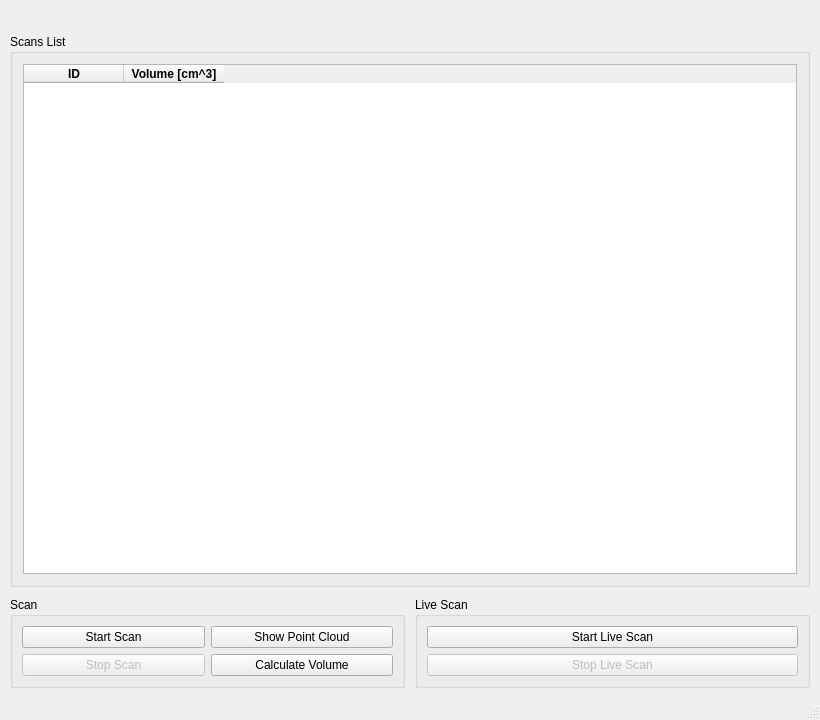
Qt form QT/MainWindow.ui (AdrianWillianFrasson/DAS5104_Projeto_LiDAR) before a commit.
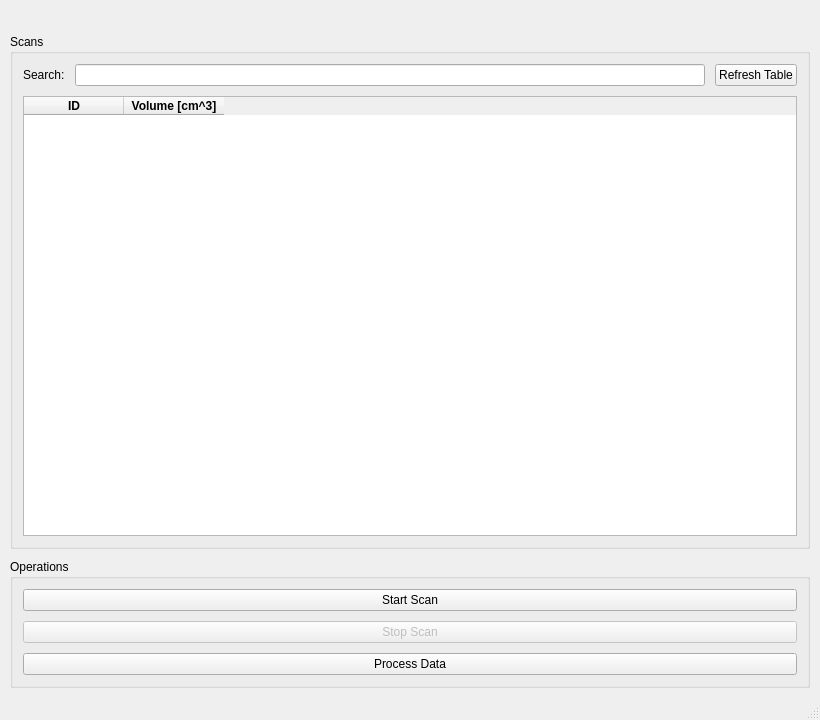
The same form after that commit. Icons and pictures are not drawn.

The edit to the form file:
```diff
--- a/QT/MainWindow.ui
+++ b/QT/MainWindow.ui
@@ -65,7 +65,7 @@
        </sizepolicy>
       </property>
       <property name="title">
-       <string>Scans List</string>
+       <string>Scans</string>
       </property>
       <layout class="QVBoxLayout" name="verticalLayout_2">
        <property name="spacing">
@@ -83,6 +83,30 @@
        <property name="bottomMargin">
         <number>10</number>
        </property>
+       <item>
+        <layout class="QHBoxLayout" name="horizontalLayout">
+         <property name="spacing">
+          <number>10</number>
+         </property>
+         <item>
+          <widget class="QLabel" name="lbl_search">
+           <property name="text">
+            <string>Search:</string>
+           </property>
+          </widget>
+         </item>
+         <item>
+          <widget class="QLineEdit" name="lne_search"/>
+         </item>
+         <item>
+          <widget class="QPushButton" name="btp_refreshTable">
+           <property name="text">
+            <string>Refresh Table</string>
+           </property>
+          </widget>
+         </item>
+        </layout>
+       </item>
        <item>
         <widget class="QTableWidget" name="tbw_scans">
          <property name="selectionMode">
@@ -123,14 +147,27 @@
      </widget>
     </item>
     <item>
-     <layout class="QHBoxLayout" name="horizontalLayout">
-      <item>
-       <widget class="QGroupBox" name="grb_scan">
+     <widget class="QGroupBox" name="grb_operations">
         <property name="title">
-         <string>Scan</string>
-        </property>
-        <layout class="QGridLayout" name="gridLayout">
-         <item row="0" column="0">
+       <string>Operations</string>
+      </property>
+      <layout class="QVBoxLayout" name="verticalLayout_3">
+       <property name="spacing">
+        <number>10</number>
+       </property>
+       <property name="leftMargin">
+        <number>10</number>
+       </property>
+       <property name="topMargin">
+        <number>10</number>
+       </property>
+       <property name="rightMargin">
+        <number>10</number>
+       </property>
+       <property name="bottomMargin">
+        <number>10</number>
+       </property>
+       <item>
           <widget class="QPushButton" name="btp_startScan">
            <property name="enabled">
             <bool>true</bool>
@@ -140,7 +177,7 @@
            </property>
           </widget>
          </item>
-         <item row="1" column="0">
+       <item>
           <widget class="QPushButton" name="btp_stopScan">
            <property name="enabled">
             <bool>false</bool>
@@ -150,56 +187,18 @@
            </property>
           </widget>
          </item>
-         <item row="0" column="1">
-          <widget class="QPushButton" name="btp_showPointCloud">
+       <item>
+        <widget class="QPushButton" name="btp_processData">
            <property name="enabled">
             <bool>true</bool>
            </property>
            <property name="text">
-            <string>Show Point Cloud</string>
+          <string>Process Data</string>
            </property>
           </widget>
          </item>
-         <item row="1" column="1">
-          <widget class="QPushButton" name="btp_calculateVolume">
-           <property name="enabled">
-            <bool>true</bool>
-           </property>
-           <property name="text">
-            <string>Calculate Volume</string>
-           </property>
-          </widget>
-         </item>
-        </layout>
-       </widget>
-      </item>
-      <item>
-       <widget class="QGroupBox" name="grb_liveScan">
-        <property name="title">
-         <string>Live Scan</string>
-        </property>
-        <layout class="QVBoxLayout" name="verticalLayout_3">
-         <item>
-          <widget class="QPushButton" name="btp_startLiveScan">
-           <property name="text">
-            <string>Start Live Scan</string>
-           </property>
-          </widget>
-         </item>
-         <item>
-          <widget class="QPushButton" name="btp_stopLiveScan">
-           <property name="enabled">
-            <bool>false</bool>
-           </property>
-           <property name="text">
-            <string>Stop Live Scan</string>
-           </property>
-          </widget>
-         </item>
-        </layout>
-       </widget>
-      </item>
-     </layout>
+      </layout>
+     </widget>
     </item>
    </layout>
   </widget>
```
Left out of the diff: 2 changed lines with no effect on the pictures. Lines whose indentation alone changed are shown as unchanged.
